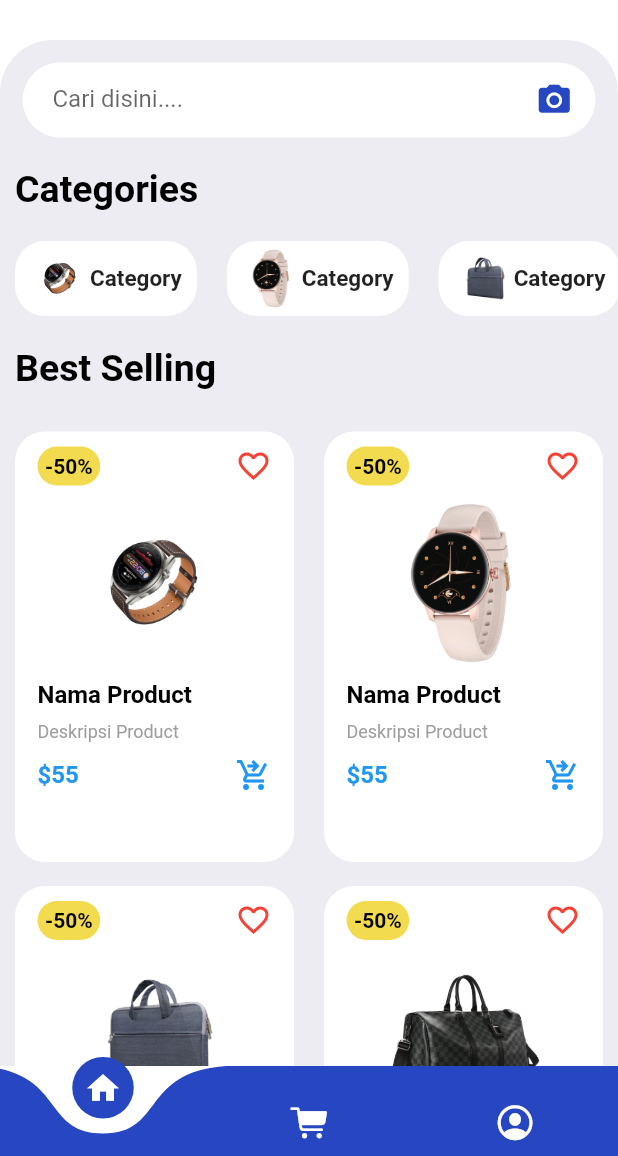
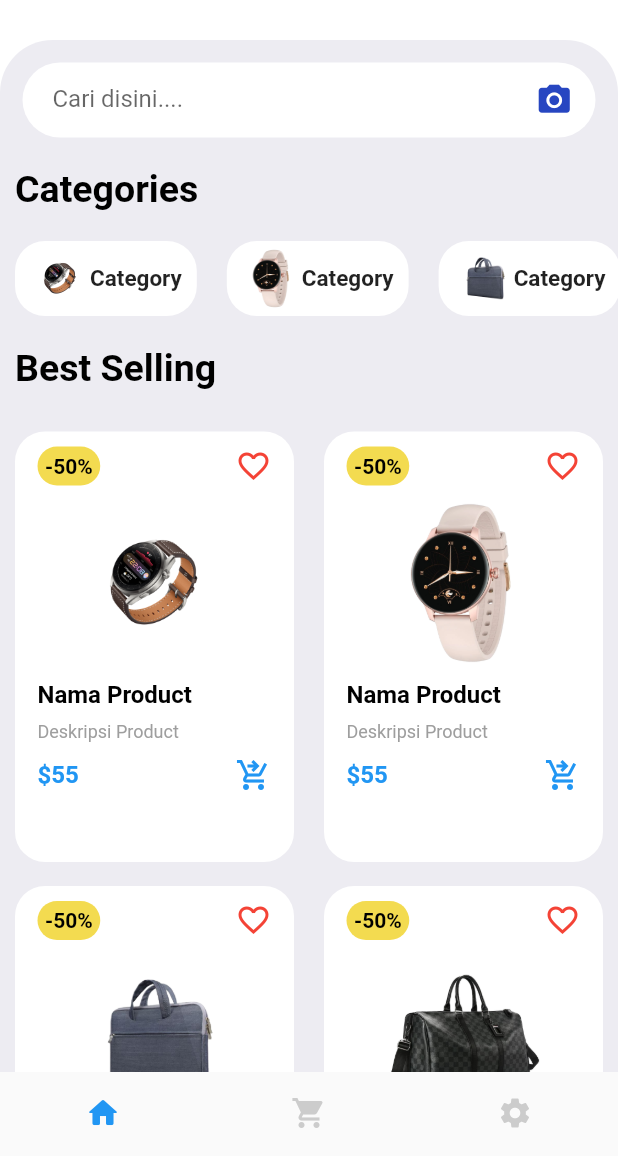
Before and after one commit to farhanaldyy/tokoku-apps, a Flutter app: the screen it shows after launch, on a phone screen of 412 x 824 dp, the part 80-1236 px from its top. Run offline on Flutter 3.47's test engine with Material 2 defaults, Android fonts, the light colour scheme and no system bars; drawn by our look-alikes of badges, curved_navigation_bar.

Commit message:
update halaman home dan cart

```diff
--- a/lib/main.dart
+++ b/lib/main.dart
@@ -1,6 +1,7 @@
 import 'package:flutter/material.dart';
 import 'package:tokoku_apps/pages/CartPage.dart';
-import 'package:tokoku_apps/pages/HomePage.dart';
+// import 'package:tokoku_apps/pages/HomePage.dart';
+import 'package:tokoku_apps/pages/MainPage.dart';
 
 void main() => runApp(MyApp());
 
@@ -13,8 +14,8 @@ class MyApp extends StatelessWidget {
         scaffoldBackgroundColor: Colors.white,
       ),
       routes: {
-          "/": (context) => HomePage(),
-          "cartPage": (context) => CartPage(),
+          "/": (context) => MainPage(),
+          "cartPage": (context) => CartPage()
         },
     );
   }
--- a/lib/pages/CartPage.dart
+++ b/lib/pages/CartPage.dart
@@ -61,9 +61,10 @@ class CartPage extends StatelessWidget {
               ),
             ],),
           ),
+          CartBottomNavBar(),
         ],
       ),
-      bottomNavigationBar: CartBottomNavBar(),
+      // bottomNavigationBar:
     );
   }
 }
--- a/lib/pages/HomePage.dart
+++ b/lib/pages/HomePage.dart
@@ -1,11 +1,23 @@
-import 'package:curved_navigation_bar/curved_navigation_bar.dart';
+// import 'package:curved_navigation_bar/curved_navigation_bar.dart';
 import 'package:flutter/cupertino.dart';
 import 'package:flutter/material.dart';
+import 'package:tokoku_apps/pages/ProfilePage.dart';
 import 'package:tokoku_apps/widgets/CategoriesWidget.dart';
 import 'package:tokoku_apps/widgets/HomeAppBar.dart';
 import 'package:tokoku_apps/widgets/ItemsWidget.dart';
 
-class HomePage extends StatelessWidget {
+class HomePage extends StatefulWidget {
+  const HomePage({super.key});
+
+  @override
+  State<HomePage> createState() => _HomePageState();
+}
+
+class _HomePageState extends State<HomePage> {
+  List pages = [
+    ProfilePage(),
+  ];
+
   @override
   Widget build(BuildContext context) {
     return Scaffold(
@@ -25,7 +37,6 @@ class HomePage extends StatelessWidget {
             ),
             child: Column(
               children: [
-
                 // Search Widget
                 Container(
                   margin: EdgeInsets.symmetric(horizontal: 15),
@@ -94,32 +105,8 @@ class HomePage extends StatelessWidget {
 
                 // Items Widget
                 ItemsWidget(),
-
               ],
             ),
-          ),
-        ],
-      ),
-      bottomNavigationBar: CurvedNavigationBar(
-        backgroundColor: Colors.transparent,
-        onTap: (index) {},
-        height: 60,
-        color: Color.fromARGB(255, 39, 70, 193),
-        items: [
-          Icon(
-            Icons.home,
-            size: 25,
-            color: Colors.white,
-          ),
-          Icon(
-            CupertinoIcons.cart_fill,
-            size: 25,
-            color: Colors.white,
-          ),
-          Icon(
-            CupertinoIcons.profile_circled,
-            size: 27,
-            color: Colors.white,
           ),
         ],
       ),
--- /dev/null
+++ b/lib/pages/MainPage.dart
@@ -0,0 +1,59 @@
+// import 'package:curved_navigation_bar/curved_navigation_bar.dart';
+import 'package:flutter/cupertino.dart';
+import 'package:flutter/material.dart';
+import 'package:tokoku_apps/pages/CartPage.dart';
+import 'package:tokoku_apps/pages/HomePage.dart';
+import 'package:tokoku_apps/pages/ProfilePage.dart';
+
+class MainPage extends StatefulWidget {
+  const MainPage({super.key});
+
+  @override
+  State<MainPage> createState() => _MainPageState();
+}
+
+class _MainPageState extends State<MainPage> {
+  List pages = [
+    HomePage(),
+    CartPage(),
+    ProfilePage(),
+  ];
+
+  int currentIndex = 0;
+  void onTap(int index) {
+    setState(() {
+      currentIndex = index;
+    });
+  }
+
+  @override
+  Widget build(BuildContext context) {
+    return Scaffold(
+      body: pages[currentIndex],
+      bottomNavigationBar: BottomNavigationBar(
+        // type: BottomNavigationBarType.shifting,
+        onTap: onTap,
+        currentIndex: currentIndex,
+        selectedItemColor: Colors.blue,
+        unselectedItemColor: Colors.grey.withOpacity(0.5),
+        showUnselectedLabels: false,
+        showSelectedLabels: false,
+        elevation: 0,
+        items: const <BottomNavigationBarItem>[
+          BottomNavigationBarItem(
+            icon: Icon(Icons.home_rounded),
+            label: 'Home',
+          ),
+          BottomNavigationBarItem(
+            icon: Icon(Icons.shopping_cart),
+            label: 'Cart',
+          ),
+          BottomNavigationBarItem(
+            icon: Icon(Icons.settings),
+            label: 'Settings',
+          ),
+        ],
+      ),
+    );
+  }
+}
--- /dev/null
+++ b/lib/pages/ProfilePage.dart
@@ -0,0 +1,17 @@
+import 'package:flutter/material.dart';
+
+class ProfilePage extends StatefulWidget {
+  const ProfilePage({super.key});
+
+  @override
+  State<ProfilePage> createState() => _ProfilePageState();
+}
+
+class _ProfilePageState extends State<ProfilePage> {
+  @override
+  Widget build(BuildContext context) {
+    return const Scaffold(
+      body: Text("Profile"),
+    );
+  }
+}
--- a/lib/widgets/CartAppBar.dart
+++ b/lib/widgets/CartAppBar.dart
@@ -8,17 +8,17 @@ class CartAppBar extends StatelessWidget {
       padding: EdgeInsets.all(20),
       child: Row(
         children: [
-          InkWell(
-            onTap: () {
-              // kembali kehalaman awal atau homepage
-              Navigator.pop(context);
-            },
-            child: Icon(
-              Icons.arrow_back,
-              size: 30,
-              color: Color.fromARGB(255, 39, 70, 193),
-            ),
-          ),
+          // InkWell(
+          //   onTap: () {
+          //     // kembali kehalaman awal atau homepage
+          //     Navigator.pop(context);
+          //   },
+          //   child: Icon(
+          //     Icons.arrow_back,
+          //     size: 30,
+          //     color: Color.fromARGB(255, 39, 70, 193),
+          //   ),
+          // ),
           Padding(
             padding: EdgeInsets.only(left: 20),
             child: Text(
--- a/lib/widgets/CartItemSamples.dart
+++ b/lib/widgets/CartItemSamples.dart
@@ -6,7 +6,7 @@ class CartItemSamples extends StatelessWidget {
   Widget build(BuildContext context) {
     return Column(
       children: [
-        for (int i = 1; i < 4; i++)
+        for (int i = 1; i < 5; i++)
           Container(
             height: 110,
             margin: EdgeInsets.symmetric(horizontal: 15, vertical: 10),
--- a/pubspec.yaml
+++ b/pubspec.yaml
@@ -37,6 +37,7 @@ dependencies:
   cupertino_icons: ^1.0.2
   badges: ^3.1.1
   curved_navigation_bar: ^1.0.3
+  # line_awesome_icons: ^1.0.4+2
 
 dev_dependencies:
   flutter_test:
```
Also changed, not shown: images/profile.jpg (added). Lines whose indentation alone changed are shown as unchanged.
